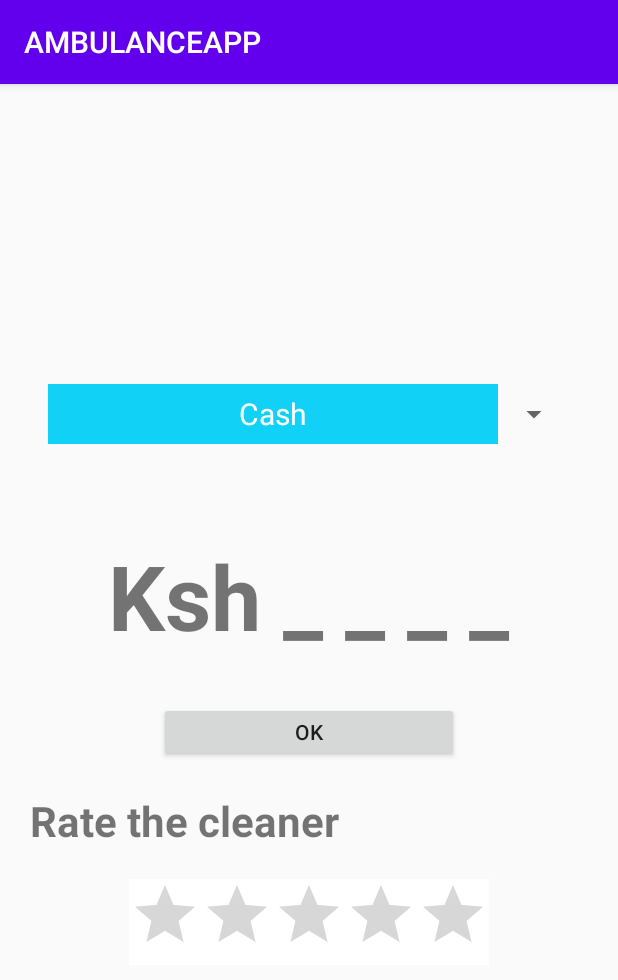
After one commit to justus19/AMBULANCEAPP1, an Android app: the PaymentsActivity screen opened directly, with no data from a screen before it, on a phone screen of 412 x 824 dp. The commit adds this screen. Shown: the top 980 px of the screen. Run offline under Robolectric (Android 15) with nearby library versions, the phone set to English and light mode, and no system bars; our stand-ins replace Firebase (no records; nobody signed in at launch, a user with empty details on screens opened directly); libraries missing offline, so code that uses them is left out: com.afollestad.materialdialogs, com.bdhobare.mpesa; 1 statement that could not run was skipped.

Commit message:
added payments

```diff
--- a/app/build.gradle
+++ b/app/build.gradle
@@ -46,6 +46,8 @@ dependencies {
     implementation 'com.github.jd-alexander:library:1.1.0'
     implementation 'com.google.android.libraries.places:places:2.4.0'
     implementation 'com.google.android.gms:play-services-maps:17.0.0'
+    implementation 'com.bdhobare:mpesa:0.0.6'
+    implementation 'com.afollestad.material-dialogs:core:0.9.5.0'
 
 
 
--- /dev/null
+++ b/app/src/main/java/com/example/AmbulanceApp/PaymentsActivity.java
@@ -0,0 +1,321 @@
+package com.example.AmbulanceApp;
+
+import androidx.annotation.NonNull;
+import androidx.appcompat.app.AppCompatActivity;
+import androidx.localbroadcastmanager.content.LocalBroadcastManager;
+
+import android.app.ProgressDialog;
+import android.content.BroadcastReceiver;
+import android.content.Context;
+import android.content.Intent;
+import android.content.IntentFilter;
+import android.os.Bundle;
+import android.util.Log;
+import android.view.View;
+import android.widget.AdapterView;
+import android.widget.ArrayAdapter;
+import android.widget.Button;
+import android.widget.EditText;
+import android.widget.ImageView;
+import android.widget.LinearLayout;
+import android.widget.RatingBar;
+import android.widget.Spinner;
+import android.widget.TextView;
+import android.widget.Toast;
+
+import com.afollestad.materialdialogs.GravityEnum;
+import com.afollestad.materialdialogs.MaterialDialog;
+import com.bdhobare.mpesa.Mpesa;
+import com.bdhobare.mpesa.interfaces.AuthListener;
+import com.bdhobare.mpesa.interfaces.MpesaListener;
+import com.bdhobare.mpesa.models.STKPush;
+import com.bdhobare.mpesa.utils.Pair;
+import com.google.firebase.auth.FirebaseAuth;
+import com.google.firebase.database.DataSnapshot;
+import com.google.firebase.database.DatabaseError;
+import com.google.firebase.database.DatabaseReference;
+import com.google.firebase.database.FirebaseDatabase;
+import com.google.firebase.database.ValueEventListener;
+
+import java.util.Map;
+
+public class PaymentsActivity extends AppCompatActivity implements AuthListener, MpesaListener {
+
+
+    public static final String BUSINESS_SHORT_CODE = "174379";
+    public static final String PASSKEY = "bfb279f9aa9bdbcf158e97dd71a467cd2e0c893059b10f78e6b72ada1ed2c919";
+    public static final String CONSUMER_KEY = "fGg1cSjHn6WurZetyMZXNqFoclbtWOkE";
+    public static final String CONSUMER_SECRET = "Gk8OtQf0ZdGXwXKi";
+    public static final String CALLBACK_URL = "http://mpess-requestbin.herokuapp.com/loinich1";
+    Button payBT;
+    TextView priceTV;
+    RatingBar ratingBar;
+    DatabaseReference historyDatabase;
+    String userID;
+    String phoneNumber;
+    EditText phoneET;
+    private ProgressDialog dialog;
+    private BroadcastReceiver mRegistrationBroadcastReceiver;
+    public static final String  NOTIFICATION = "PushNotification";
+    private String historyID;
+    private Spinner paymentSP;
+    LinearLayout mpesaPayLL;
+    Button cashPayBT;
+
+
+    @Override
+    protected void onCreate(Bundle savedInstanceState) {
+        super.onCreate(savedInstanceState);
+        setContentView(R.layout.activity_payments);
+
+        userID = FirebaseAuth.getInstance().getCurrentUser().getUid();
+        init();
+
+        Mpesa.with(this, CONSUMER_KEY, CONSUMER_SECRET);
+        getHistoryID();
+
+
+
+        paymentSP.setOnItemSelectedListener(new AdapterView.OnItemSelectedListener() {
+            @Override
+            public void onItemSelected(AdapterView<?> parent, View view, int position, long id) {
+                String  SpinnerValue = (String) paymentSP.getSelectedItem();
+
+                if (SpinnerValue.equals("Cash")){
+
+
+                    mpesaPayLL.setVisibility(View.GONE);
+                    cashPayBT.setVisibility(View.VISIBLE);
+
+                }else if (SpinnerValue.equals("M-pesa")){
+
+                    mpesaPayLL.setVisibility(View.VISIBLE);
+                    cashPayBT.setVisibility(View.GONE);
+
+                }
+            }
+            @Override
+            public void onNothingSelected(AdapterView<?> parent) {
+
+            }
+        });
+
+
+        dialog = new ProgressDialog(this);
+        dialog.setMessage("Processing");
+        dialog.setIndeterminate(true);
+
+
+        payBT.setOnClickListener(new View.OnClickListener() {
+            @Override
+            public void onClick(View v) {
+
+                String phone = phoneET.getText().toString();
+                //String a = String.valueOf(ridePrice);
+                //int b = (int) Math.round(ridePrice);
+
+                int c = 1;
+                pay(phone, c);
+
+            }
+        });
+
+
+        cashPayBT.setOnClickListener(new View.OnClickListener() {
+            @Override
+            public void onClick(View v) {
+                DatabaseReference patientPayRef = FirebaseDatabase.getInstance().getReference().child("users").child("patient").child(userID).child("latestRidePayment");
+                patientPayRef.removeValue();
+                showDialog("Transaction successful", "Thank you for choosing "+ R.string.app_name,0);
+            }
+        });
+
+
+        mRegistrationBroadcastReceiver = new BroadcastReceiver() {
+            @Override
+            public void onReceive(Context context, Intent intent) {
+                if (intent.getAction().equals(NOTIFICATION)) {
+                    String title = intent.getStringExtra("title");
+                    String message = intent.getStringExtra("message");
+                    int code = intent.getIntExtra("code", 0);
+                    showDialog(title, message, code);
+
+                }
+            }
+        };
+    }
+
+
+    private void getHistoryID() {
+
+        DatabaseReference patientPayRef = FirebaseDatabase.getInstance().getReference().child("users").child("patient").child(userID).child("latestRidePayment");
+        patientPayRef.addListenerForSingleValueEvent(new ValueEventListener() {
+            @Override
+            public void onDataChange(@NonNull DataSnapshot snapshot) {
+
+
+                if ( snapshot.exists()){
+
+                    Map<String , Object> map = (Map<String , Object>) snapshot.getValue();
+                    if (map.get("latestRideDBKEY") != null){
+
+                        historyID = map.get("latestRideDBKEY").toString();
+                        historyDatabase = FirebaseDatabase.getInstance().getReference().child("history").child(historyID);
+                        getRidePrice();
+
+                    }
+                }
+
+
+            }
+
+            @Override
+            public void onCancelled(@NonNull DatabaseError error) {
+
+            }
+        });
+
+    }
+
+
+
+    private void getRidePrice() {
+        historyDatabase.addListenerForSingleValueEvent(new ValueEventListener() {
+            @Override
+            public void onDataChange(@NonNull DataSnapshot snapshot) {
+
+
+                if ( snapshot.exists()){
+
+                    Map<String , Object> map = (Map<String , Object>) snapshot.getValue();
+                    if (map.get("destination") != null){
+
+                        Float distance = Float.parseFloat(map.get("destination").toString());
+                        Double ridePrice = distance * 0.5;
+                        int calculatedridePrice = (int) Math.round(ridePrice);
+                        priceTV.setText("Ksh "+ String.valueOf(calculatedridePrice));
+                    }
+                }
+
+            }
+
+            @Override
+            public void onCancelled(@NonNull DatabaseError error) {
+
+            }
+        });
+
+    }
+
+
+    private void init() {
+
+        payBT = findViewById(R.id.pay2BT);
+        priceTV = findViewById(R.id.ridePriceTV);
+        ratingBar = findViewById(R.id.ratingBar);
+        //historyID = getHistoryID();
+        //  historyDatabase = FirebaseDatabase.getInstance().getReference().child("History").child(historyID);
+        phoneET = findViewById(R.id.payNumberET);
+        paymentSP =  findViewById(R.id.paymentSP);
+        cashPayBT = findViewById(R.id.cashpayBT);
+        mpesaPayLL = findViewById(R.id.mpesaPayLL);
+
+
+        ArrayAdapter<CharSequence> typeofcarAdapter = ArrayAdapter
+                .createFromResource(getBaseContext(), R.array.payments, R.layout.spinner_item);
+        paymentSP.setAdapter(typeofcarAdapter);
+
+    }
+
+
+
+    @Override
+    public void onAuthError(Pair<Integer, String> result) {
+        Log.e("Error", result.message);
+        Toast.makeText(this, result.message, Toast.LENGTH_SHORT).show();
+
+    }
+
+    @Override
+    public void onAuthSuccess() {
+
+        //TODO make payment
+        payBT.setEnabled(true);
+    }
+
+
+    private void pay(String phone, int amount){
+        // dialog.show();
+        DatabaseReference patientPayRef = FirebaseDatabase.getInstance().getReference().child("users").child("patient").child(userID).child("latestRidePayment");
+        patientPayRef.removeValue();
+        STKPush.Builder builder = new STKPush.Builder(BUSINESS_SHORT_CODE, PASSKEY, amount,BUSINESS_SHORT_CODE, phone);
+        //builder.setCallBackURL(CALLBACK_URL);
+        //SharedPreferences sharedPreferences = getSharedPreferences(SHARED_PREFERENCES, MODE_PRIVATE);
+        //String token = sharedPreferences.getString("InstanceID", "");
+        //builder.setFirebaseRegID(token);
+        STKPush push = builder.build();
+        Mpesa.getInstance().pay(this, push);
+
+        showDialog("Transaction successful", "Thank you for choosing "+ R.string.app_name,0);
+    }
+
+    @Override
+    public void onMpesaError(Pair<Integer, String> result) {
+
+        dialog.hide();
+        Toast.makeText(this, result.message, Toast.LENGTH_SHORT).show();
+    }
+
+    @Override
+    public void onMpesaSuccess(String MerchantRequestID, String CheckoutRequestID, String CustomerMessage) {
+
+        dialog.hide();
+        Toast.makeText(this, "successful", Toast.LENGTH_SHORT).show();
+
+
+    }
+
+
+    @Override
+    protected void onResume() {
+        super.onResume();
+
+        LocalBroadcastManager.getInstance(this).registerReceiver(mRegistrationBroadcastReceiver,
+                new IntentFilter(NOTIFICATION));
+
+    }
+    @Override
+    protected void onPause() {
+        LocalBroadcastManager.getInstance(this).unregisterReceiver(mRegistrationBroadcastReceiver);
+        super.onPause();
+    }
+
+
+    private void showDialog(String title, String message,int code){
+        MaterialDialog dialog = new MaterialDialog.Builder(this)
+                .title(title)
+                .titleGravity(GravityEnum.CENTER)
+                .customView(R.layout.success_dialog, true)
+                .positiveText("OK")
+                .cancelable(false)
+                .widgetColorRes(R.color.colorPrimary)
+                .callback(new MaterialDialog.ButtonCallback() {
+                    @Override
+                    public void onPositive(MaterialDialog dialog) {
+                        super.onPositive(dialog);
+                        // dialog.dismiss();
+                    }
+                })
+                .build();
+        View view=dialog.getCustomView();
+        TextView messageText = view.findViewById(R.id.message);
+        ImageView imageView = view.findViewById(R.id.success);
+        if (code != 0){
+            imageView.setVisibility(View.GONE);
+        }
+        messageText.setText(message);
+        dialog.show();
+    }
+
+
+}
--- /dev/null
+++ b/app/src/main/res/layout/activity_payments.xml
@@ -0,0 +1,113 @@
+<?xml version="1.0" encoding="utf-8"?>
+<RelativeLayout
+    xmlns:android="http://schemas.android.com/apk/res/android"
+    xmlns:app="http://schemas.android.com/apk/res-auto"
+    xmlns:tools="http://schemas.android.com/tools"
+    android:layout_width="match_parent"
+    android:layout_height="match_parent"
+    tools:context=".PaymentsActivity">
+
+
+
+    <LinearLayout
+        android:layout_width="match_parent"
+        android:layout_height="wrap_content"
+        android:layout_centerInParent="true"
+        android:orientation="vertical"
+        >
+
+        <Spinner
+            android:id="@+id/paymentSP"
+            android:layout_width="wrap_content"
+            android:layout_height="wrap_content"
+            android:layout_gravity="center_horizontal"
+            android:layout_marginTop="20dp"
+            android:entries="@array/payments" />
+
+        <TextView
+            android:layout_marginTop="30dp"
+            android:layout_width="362dp"
+            android:layout_height="142dp"
+            android:text="Ksh _ _ _ _"
+            android:textSize="60sp"
+            android:layout_gravity="center_horizontal"
+            android:gravity="center"
+            android:textStyle="bold"
+            android:id="@+id/ridePriceTV"/>
+
+
+        <LinearLayout
+            android:layout_width="wrap_content"
+            android:layout_height="wrap_content"
+            android:id="@+id/mpesaPayLL"
+            android:orientation="vertical"
+            android:layout_gravity="center_horizontal"
+            android:visibility="gone">
+
+            <TextView
+                android:layout_width="wrap_content"
+                android:layout_height="wrap_content"
+                android:text="Pay the amount to:"
+                android:textSize="18sp"
+                android:layout_gravity="start"
+                android:layout_marginLeft="20dp"
+                android:gravity="center"
+                android:layout_marginTop="20dp"
+                android:textStyle="bold"
+                />
+
+            <EditText
+                android:layout_width="279dp"
+                android:layout_height="wrap_content"
+                android:layout_gravity="center_horizontal"
+                android:textColor="#000"
+                android:layout_marginTop="20dp"
+                android:gravity="center"
+                android:hint="phone"
+                android:id="@+id/payNumberET"/>
+
+
+
+            <Button
+                android:layout_width="150dp"
+                android:layout_height="50dp"
+                android:id="@+id/pay2BT"
+                android:layout_marginTop="20dp"
+                android:layout_gravity="center_horizontal"
+                android:text="Pay"
+                />
+
+        </LinearLayout>
+
+        <Button
+            android:layout_width="200dp"
+            android:layout_height="40dp"
+            android:layout_gravity="center_horizontal"
+            android:text="Ok"
+            android:id="@+id/cashpayBT"/>
+
+        <TextView
+            android:layout_width="wrap_content"
+            android:layout_height="wrap_content"
+            android:text="Rate the cleaner"
+            android:textSize="28sp"
+            android:layout_gravity="start"
+            android:layout_marginLeft="20dp"
+            android:gravity="center"
+            android:layout_marginTop="20dp"
+            android:textStyle="bold"
+            />
+
+        <RatingBar
+            android:id="@+id/ratingBar"
+            android:layout_width="wrap_content"
+            android:layout_height="wrap_content"
+            android:layout_gravity="center_horizontal"
+            android:layout_marginTop="20dp"
+            android:background="#FFF"
+            android:numStars="5"
+            android:stepSize="1"
+            android:visibility="visible" />
+    </LinearLayout>
+
+</RelativeLayout>
--- /dev/null
+++ b/app/src/main/res/layout/spinner_item.xml
@@ -0,0 +1,12 @@
+<?xml version="1.0" encoding="utf-8"?>
+<TextView xmlns:android="http://schemas.android.com/apk/res/android"
+    android:layout_width="300dp"
+    android:layout_height="40dp"
+    android:textSize="20sp"
+    android:background="#11D1F6"
+    android:gravity="center"
+    android:layout_gravity="center_horizontal"
+    android:textColor="#FFFF"
+    android:padding="5dip">
+
+</TextView>
--- a/app/src/main/res/values/strings.xml
+++ b/app/src/main/res/values/strings.xml
@@ -1,4 +1,8 @@
 <resources>
     <string name="app_name">AMBULANCEAPP</string>
     <string name="title_activity_rescue_maps">Map</string>
+    <string-array name="payments">
+        <item>Cash</item>
+        <item>M-pesa</item>
+    </string-array>
 </resources>
```
Also changed, not shown: app/src/main/AndroidManifest.xml (+11 -10 lines), app/src/main/java/com/example/AmbulanceApp/DriverMapsActivity.java (+7 -0 lines), app/src/main/java/com/example/AmbulanceApp/PatientMapActivity.java (+71 -1 lines), app/src/main/res/drawable/ic_baseline_check_circle_24.xml (added, +10 -0 lines), app/src/main/res/layout/activity_patient_map.xml (+27 -0 lines), app/src/main/res/layout/success_dialog.xml (added, +26 -0 lines).
